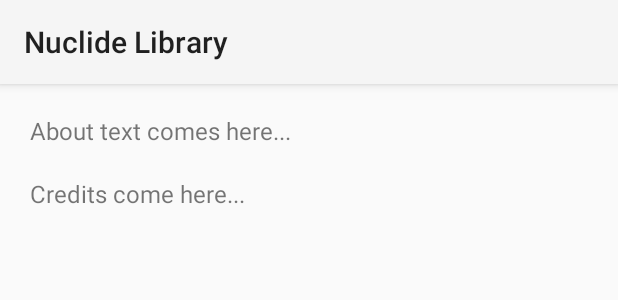
After one commit to sickel/nuclib, an Android app: the layout about.xml on its own in the app's theme, with its tools: preview values and no code run, on a phone screen of 412 x 824 dp. The commit adds this screen. Shown: the top 300 px of the screen. Run offline under Robolectric (Android 15) with nearby library versions, the phone set to English and light mode, and no system bars.

Commit message:
working about - needs translation

```diff
--- a/app/src/main/java/com/mortensickel/nuclidelib/NuclideSearchActivity.java
+++ b/app/src/main/java/com/mortensickel/nuclidelib/NuclideSearchActivity.java
@@ -71,6 +71,8 @@ public class NuclideSearchActivity extends Activity
 
 
 	private void runSQL(String sql){
+
+		sql=sql+" order by z,n";
 		Cursor c = dbNuclides.rawQuery(sql, null);
 		int probround=2;
 		listItems.clear();
--- /dev/null
+++ b/app/src/main/res/layout/about.xml
@@ -0,0 +1,30 @@
+<?xml version="1.0" encoding="utf-8"?>
+<!-- Copyright (C) 2009 The Android Open Source Project
+http://www.apache.org/licenses/LICENSE-2.0
+-->
+
+<LinearLayout xmlns:android="http://schemas.android.com/apk/res/android"
+    android:layout_width="match_parent"
+    android:layout_height="match_parent"
+    android:orientation="vertical"
+    android:padding="20dip">
+
+    <TextView
+        android:layout_width="match_parent"
+        android:layout_height="wrap_content"
+        android:textSize="16sp"
+        android:text="@string/appAbout"
+		android:autoLink="web"
+        />
+
+    <TextView
+        android:id="@+id/about_credits"
+        android:layout_width="match_parent"
+        android:layout_height="wrap_content"
+        android:paddingTop="20dip"
+        android:textSize="16sp"
+        android:text="@string/appCredit"
+        android:autoLink="web"
+        />
+
+</LinearLayout>
--- a/app/src/main/res/menu/mainmenu.xml
+++ b/app/src/main/res/menu/mainmenu.xml
@@ -2,5 +2,6 @@
 <menu xmlns:android="http://schemas.android.com/apk/res/android">
 <item android:id="@+id/mnuLowprob"
     android:title="@string/settings" />
-
+<item android:id="@+id/mnuAbout"
+	android:title="@string/about" />
 </menu>
--- a/app/src/main/res/values/strings.xml
+++ b/app/src/main/res/values/strings.xml
@@ -26,4 +26,8 @@
 	<string name="gammaLineProb">Gamma line (probability) keV: </string>
 	<string name="backarrow">&lt;-</string>
 	<string name="nucsearch">Nuclide search</string>
+	<string name="about">About</string>
+	<string name="appAbout">About text comes here...</string>
+	<string name="appCredit">Credits come here...</string>
+
 </resources>
```
Also changed, not shown: app/src/main/java/com/mortensickel/nuclidelib/MainActivity.java (+43 -0 lines), 3 other files.
